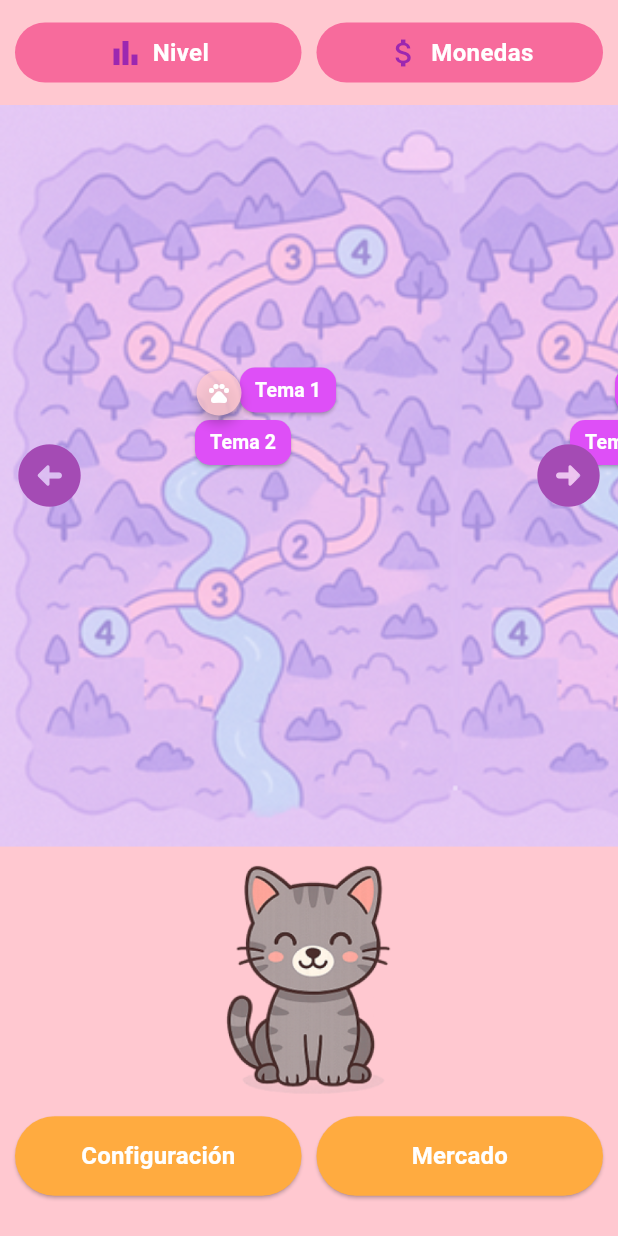
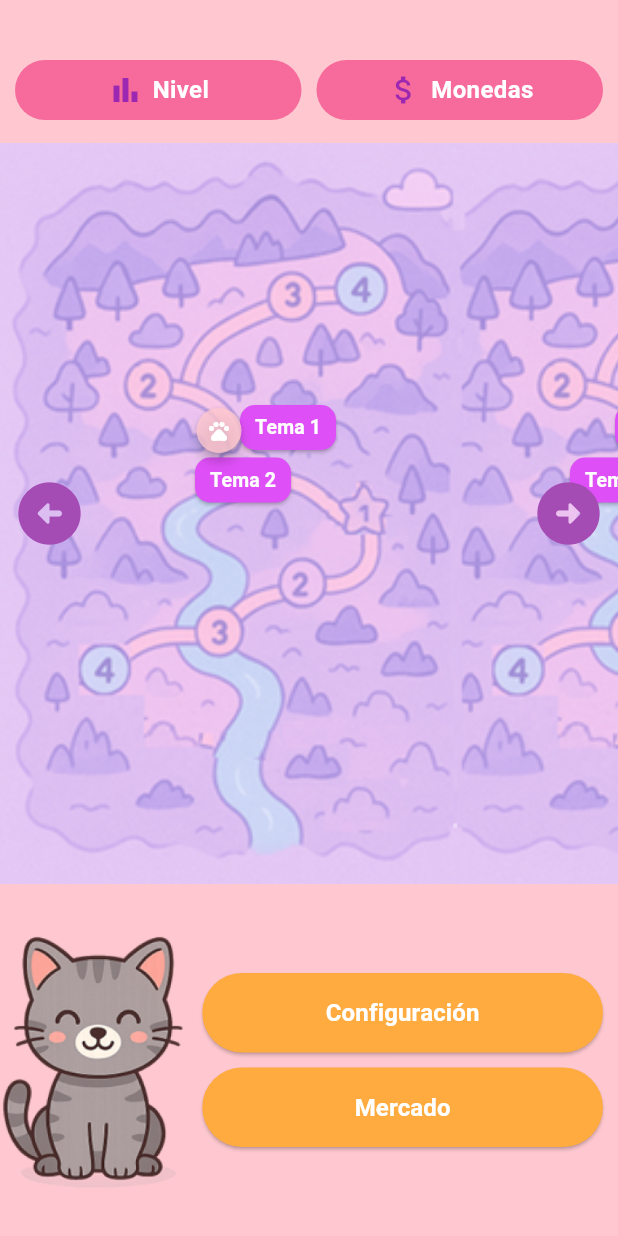
Before and after one commit to MayteHdez/QuizZoo, a Flutter app: the MapaScreen screen opened directly, on a phone screen of 412 x 824 dp. Run offline on Flutter 3.47's test engine with Material 3 defaults, Android fonts, the light colour scheme and no system bars; our stand-ins replace cloud_firestore, firebase_core; accounts and stored records are empty.

Commit message:
botones mapa

```diff
--- a/lib/screens/mapa.dart
+++ b/lib/screens/mapa.dart
@@ -47,6 +47,7 @@ class _MapaScreenState extends State<MapaScreen> {
       backgroundColor: const Color(0xFFFFC8D0), // Rosa suave
       body: Column(
         children: [
+          SizedBox(height: 25),
           // Encabezado: Nivel y Monedas
           Padding(
             padding: const EdgeInsets.symmetric(horizontal: 10, vertical: 15), // margen lateral leve
@@ -356,27 +357,36 @@ class _MapaScreenState extends State<MapaScreen> {
   child: Container(
     width: double.infinity,
     color: const Color(0xFFFFC8D0),
-              child: Column(
-                mainAxisAlignment: MainAxisAlignment.start, //  cambia esto
+    child: Row(
+      mainAxisAlignment: MainAxisAlignment.spaceEvenly,
+      crossAxisAlignment: CrossAxisAlignment.center,
       children: [
-                  const SizedBox(height: 5), // espacio s
+
+        // GATO
         GestureDetector(
           onTap: () {
             Navigator.push(
               context,
               MaterialPageRoute(builder: (context) => const CasaScreen()),
-                      );},
+            );
+          },
           child: Image.asset(
             "assets/gato/gato.png",
-                      height: MediaQuery.of(context).size.height * 0.2,
+            height: MediaQuery.of(context).size.height * 0.22,
           ),
         ),
-                  const SizedBox(height: 5), // espacio entre el gato a los botones
-                  Padding(
-                    padding: const EdgeInsets.symmetric(horizontal: 10, vertical: 5), // reduce el vertical
-                    child: Row(
+
+        // BOTONES ANCHOS
+        Expanded(
+          child: Padding(
+            padding: const EdgeInsets.symmetric(horizontal: 10),
+            child: Column(
+              mainAxisSize: MainAxisSize.min,
               children: [
-                        Expanded(
+
+                // 🔥 BOTÓN ANCHO
+                SizedBox(
+                  width: double.infinity,
                   child: ElevatedButton(
                     onPressed: () {
                       Navigator.push(
@@ -401,8 +411,12 @@ class _MapaScreenState extends State<MapaScreen> {
                     ),
                   ),
                 ),
-                        const SizedBox(width: 10),
-                        Expanded(
+
+                const SizedBox(height: 10),
+
+                // 🔥 SEGUNDO BOTÓN ANCHO
+                SizedBox(
+                  width: double.infinity,
                   child: ElevatedButton(
                     onPressed: () {
                       Navigator.push(
@@ -430,10 +444,13 @@ class _MapaScreenState extends State<MapaScreen> {
               ],
             ),
           ),
+        ),
       ],
     ),
   ),
-          ),
+)
+
+
 
 
         ],
```
Lines whose indentation alone changed are shown as unchanged.
